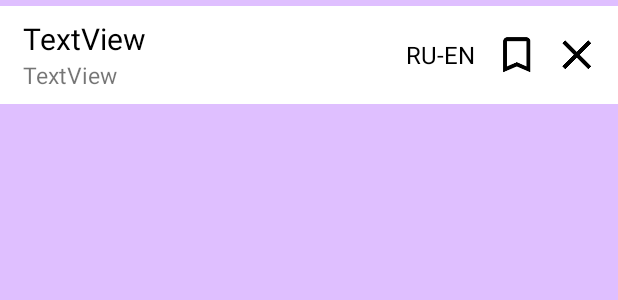
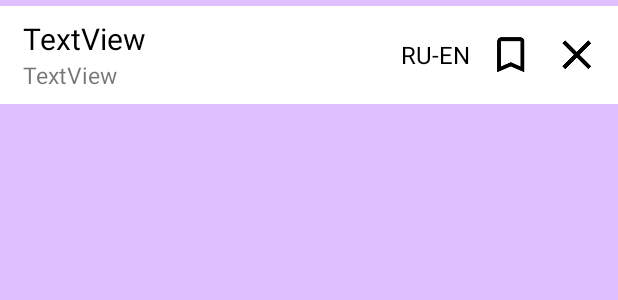
Before and after one commit to Vladiskus/MyTranslator, an Android app: the layout list_position.xml on its own in the app's theme, with its tools: preview values and no code run, on a phone screen of 412 x 824 dp. Shown: the top 300 px of the screen. Run offline under Robolectric (Android 15) with nearby library versions, the phone set to English and light mode, and no system bars.

Commit message:
minor fixes

```diff
--- a/app/src/main/java/com/my/first/translator/classes/TranslationsManager.java
+++ b/app/src/main/java/com/my/first/translator/classes/TranslationsManager.java
@@ -11,6 +11,7 @@ import org.json.JSONException;
 import org.json.JSONObject;
 
 import java.util.ArrayList;
+import java.util.Locale;
 import java.util.Map;
 import java.util.TreeMap;
 
@@ -130,7 +131,7 @@ public class TranslationsManager {
 
     private void loadLanguages(final TranslationListener translationListener) {
         String urlString = "https://translate.yandex.net/api/v1.5/tr.json/getLangs?" +
-                "key=" + trnsKey + "&ui=ru";
+                "key=" + trnsKey + "&ui=" + Locale.getDefault().getDisplayLanguage();
         TranslationTask.TaskListener taskListener = new TranslationTask.TaskListener() {
             @Override
             public void onFinished(String result) {
--- a/app/src/main/res/layout/list_position.xml
+++ b/app/src/main/res/layout/list_position.xml
@@ -46,7 +46,6 @@
             android:id="@+id/lang"
             android:layout_width="wrap_content"
             android:layout_height="wrap_content"
-            android:padding="8dp"
             android:gravity="center"
             android:textAllCaps="true"
             android:text="RU-EN"
@@ -56,8 +55,11 @@
         <ImageView
             android:id="@+id/mark"
             android:layout_width="wrap_content"
-            android:layout_height="wrap_content"
-            android:padding="8dp"
+            android:layout_height="match_parent"
+            android:paddingLeft="15dp"
+            android:paddingStart="15dp"
+            android:paddingRight="10dp"
+            android:paddingEnd="10dp"
             android:scaleType="center"
             android:layout_weight="0"
             app:srcCompat="@drawable/ic_mark_black_24dp" />
@@ -65,11 +67,12 @@
         <ImageButton
             android:id="@+id/close"
             android:layout_width="wrap_content"
-            android:layout_height="wrap_content"
-            android:padding="8dp"
+            android:layout_height="match_parent"
+            android:paddingLeft="10dp"
+            android:paddingStart="10dp"
+            android:paddingRight="15dp"
+            android:paddingEnd="15dp"
             android:scaleType="center"
-            android:layout_marginEnd="7dp"
-            android:layout_marginRight="7dp"
             android:background="@android:color/white"
             app:srcCompat="@drawable/close" />
     </LinearLayout>
--- a/app/src/main/res/values/strings.xml
+++ b/app/src/main/res/values/strings.xml
@@ -20,7 +20,4 @@
     <string name="recent_target_languages">недавние языки перевода</string>
     <string name="recent_source_languages">недавние языки текста</string>
     <string name="is_auto_detect_selected">выбран ли вариант автоопределения</string>
-
-    <!-- TODO: Remove or change this placeholder text -->
-    <string name="hello_blank_fragment">Hello blank fragment</string>
 </resources>
```
Also changed, not shown: app/src/main/java/com/my/first/translator/activities/MainActivity.java (+34 -1 lines), app/src/main/java/com/my/first/translator/fragments/HistoryFragment.java (+19 -15 lines), app/src/main/java/com/my/first/translator/fragments/LanguagesFragment.java (+5 -3 lines), app/src/main/java/com/my/first/translator/fragments/TranslationFragment.java (+18 -5 lines), 1 other file.
